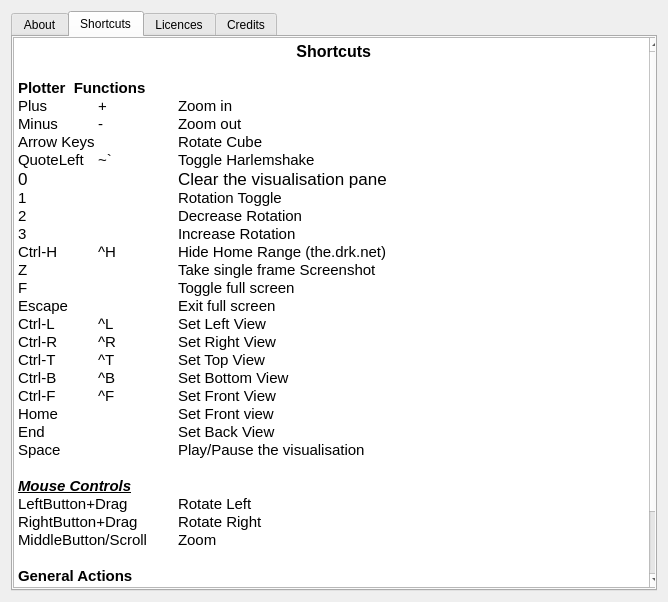
yestinj/inetvis, file src/aboutdialog.ui: the form before one commit.
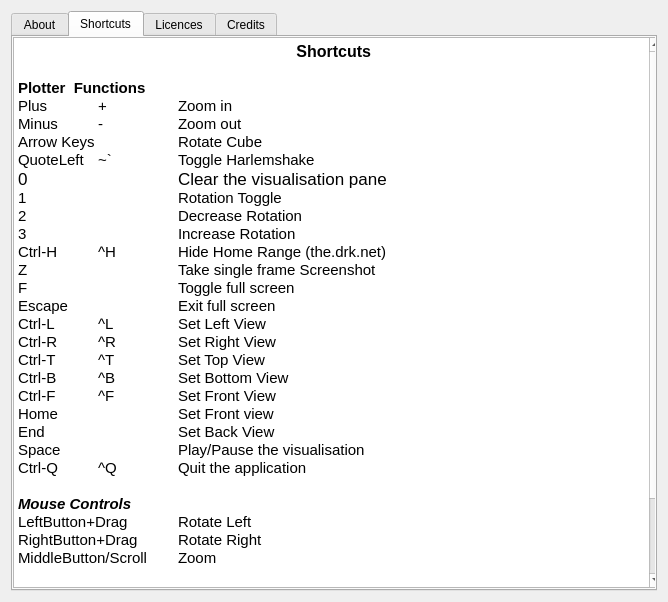
The form after the commit. The open tabs and pages were chosen to show the change.

Commit message: Updated about dialog with new shortcut and correct release date.

What changed in the file:
```diff
--- a/src/aboutdialog.ui
+++ b/src/aboutdialog.ui
@@ -102,8 +102,9 @@
 &lt;p style=&quot; margin-top:0px; margin-bottom:0px; margin-left:0px; margin-right:0px; -qt-block-indent:0; text-indent:0px;&quot;&gt;&lt;span style=&quot; font-family:'Ubuntu'; font-size:11pt;&quot;&gt;Home		Set Front view&lt;/span&gt;&lt;/p&gt;
 &lt;p style=&quot; margin-top:0px; margin-bottom:0px; margin-left:0px; margin-right:0px; -qt-block-indent:0; text-indent:0px;&quot;&gt;&lt;span style=&quot; font-family:'Ubuntu'; font-size:11pt;&quot;&gt;End		Set Back View&lt;/span&gt;&lt;/p&gt;
 &lt;p style=&quot; margin-top:0px; margin-bottom:0px; margin-left:0px; margin-right:0px; -qt-block-indent:0; text-indent:0px;&quot;&gt;&lt;span style=&quot; font-family:'Ubuntu'; font-size:11pt;&quot;&gt;Space		Play/Pause the visualisation&lt;/span&gt;&lt;/p&gt;
+&lt;p style=&quot; margin-top:0px; margin-bottom:0px; margin-left:0px; margin-right:0px; -qt-block-indent:0; text-indent:0px;&quot;&gt;&lt;span style=&quot; font-family:'Ubuntu'; font-size:11pt;&quot;&gt;Ctrl-Q	^Q	Quit the application&lt;/span&gt;&lt;/p&gt;
 &lt;p style=&quot;-qt-paragraph-type:empty; margin-top:0px; margin-bottom:0px; margin-left:0px; margin-right:0px; -qt-block-indent:0; text-indent:0px; font-family:'Ubuntu'; font-size:11pt;&quot;&gt;&lt;br /&gt;&lt;/p&gt;
-&lt;p style=&quot; margin-top:0px; margin-bottom:0px; margin-left:0px; margin-right:0px; -qt-block-indent:0; text-indent:0px;&quot;&gt;&lt;span style=&quot; font-family:'Ubuntu'; font-size:11pt; font-weight:600; font-style:italic; text-decoration: underline;&quot;&gt;Mouse Controls&lt;/span&gt;&lt;/p&gt;
+&lt;p style=&quot; margin-top:0px; margin-bottom:0px; margin-left:0px; margin-right:0px; -qt-block-indent:0; text-indent:0px;&quot;&gt;&lt;span style=&quot; font-family:'Ubuntu'; font-size:11pt; font-weight:600; font-style:italic;&quot;&gt;Mouse Controls&lt;/span&gt;&lt;/p&gt;
 &lt;p style=&quot; margin-top:0px; margin-bottom:0px; margin-left:0px; margin-right:0px; -qt-block-indent:0; text-indent:0px;&quot;&gt;&lt;span style=&quot; font-family:'Ubuntu'; font-size:11pt;&quot;&gt;LeftButton+Drag	Rotate Left&lt;/span&gt;&lt;/p&gt;
 &lt;p style=&quot; margin-top:0px; margin-bottom:0px; margin-left:0px; margin-right:0px; -qt-block-indent:0; text-indent:0px;&quot;&gt;&lt;span style=&quot; font-family:'Ubuntu'; font-size:11pt;&quot;&gt;RightButton+Drag	Rotate Right&lt;/span&gt;&lt;/p&gt;
 &lt;p style=&quot; margin-top:0px; margin-bottom:0px; margin-left:0px; margin-right:0px; -qt-block-indent:0; text-indent:0px;&quot;&gt;&lt;span style=&quot; font-family:'Ubuntu'; font-size:11pt;&quot;&gt;MiddleButton/Scroll	Zoom	&lt;/span&gt;&lt;/p&gt;
```
Left out of the diff: 2 changed lines with no effect on the pictures.
